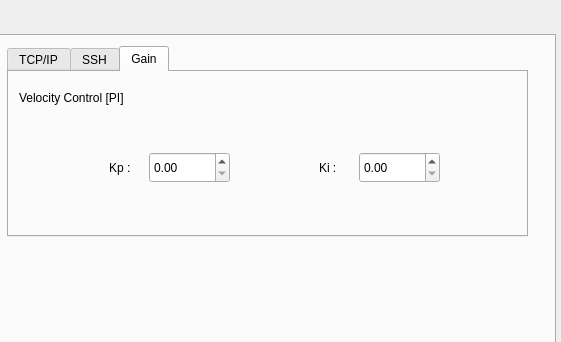
The window that QTcp_example/ui/plotnetworkdata.ui (BreadOak/TCP-IP_Test) describes before a commit, drawn with Qt 5; both pictures show x 755 to 1316 and y 0 to 342 of the 1316 by 756 pixel window.
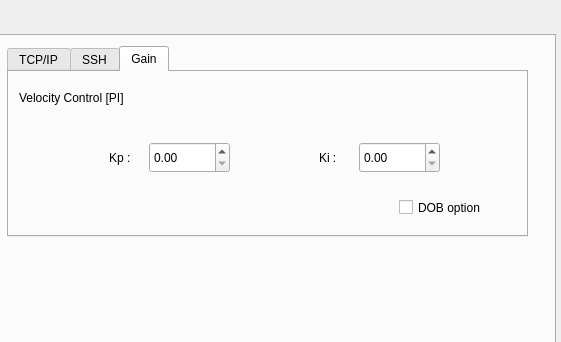
The same window after the commit. The open tabs and pages were chosen to show the change. Custom widgets are drawn as their Qt base class.

```diff
--- a/QTcp_example/ui/plotnetworkdata.ui
+++ b/QTcp_example/ui/plotnetworkdata.ui
@@ -82,7 +82,7 @@
       <property name="geometry">
        <rect>
         <x>0</x>
-        <y>210</y>
+        <y>220</y>
         <width>1291</width>
         <height>461</height>
        </rect>
@@ -759,7 +759,7 @@
           <property name="geometry">
            <rect>
             <x>90</x>
-            <y>70</y>
+            <y>60</y>
             <width>31</width>
             <height>31</height>
            </rect>
@@ -772,7 +772,7 @@
           <property name="geometry">
            <rect>
             <x>130</x>
-            <y>70</y>
+            <y>60</y>
             <width>81</width>
             <height>31</height>
            </rect>
@@ -782,7 +782,7 @@
           <property name="geometry">
            <rect>
             <x>300</x>
-            <y>70</y>
+            <y>60</y>
             <width>31</width>
             <height>31</height>
            </rect>
@@ -795,12 +795,25 @@
           <property name="geometry">
            <rect>
             <x>340</x>
-            <y>70</y>
+            <y>60</y>
             <width>81</width>
             <height>31</height>
            </rect>
           </property>
          </widget>
+         <widget class="QCheckBox" name="DOB_option_PI">
+          <property name="geometry">
+           <rect>
+            <x>380</x>
+            <y>110</y>
+            <width>111</width>
+            <height>31</height>
+           </rect>
+          </property>
+          <property name="text">
+           <string>DOB option</string>
+          </property>
+         </widget>
         </widget>
         <widget class="QWidget" name="page_3">
          <widget class="QLabel" name="MPCvel">
```
Left out of the diff: 58 changed lines with no effect on the pictures.
